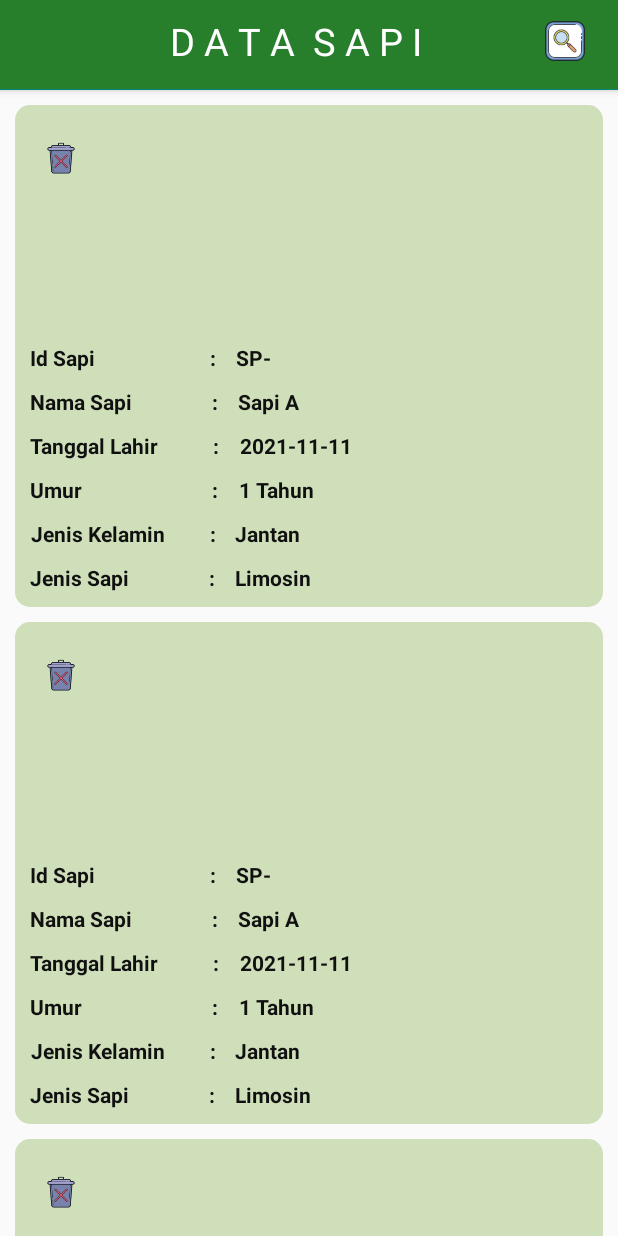
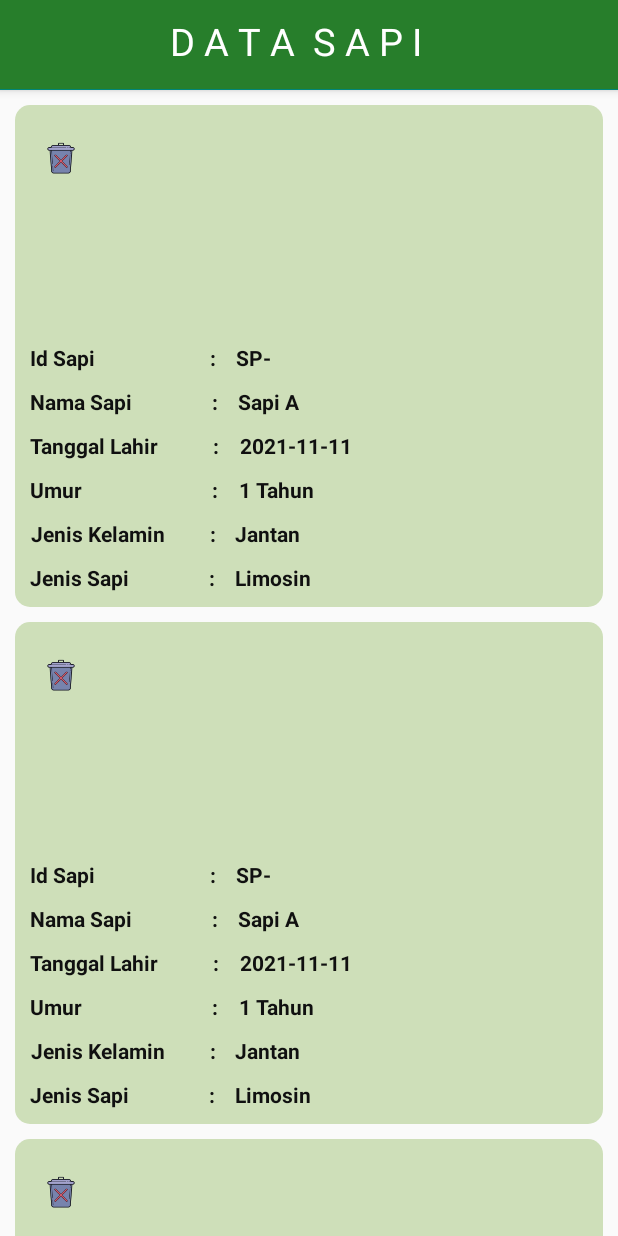
Before and after one commit to dindatria/ProjekTA, an Android app: the layout activity_detail.xml on its own in the app's theme, with its tools: preview values and no code run, on a phone screen of 412 x 824 dp. Run offline under Robolectric (Android 15) with nearby library versions, the phone set to English and light mode, and no system bars; Roboto replaces fonts that are not available here.

Commit message:
searchmenu.xml

```diff
--- a/app/src/main/java/com/dindatria/shetpi/UI/GrafikActivity.java
+++ b/app/src/main/java/com/dindatria/shetpi/UI/GrafikActivity.java
@@ -61,6 +61,7 @@ public class GrafikActivity extends AppCompatActivity {
                         lineEntries2.add(new Entry(i, response.body().getPengukuranModels().get(i).getDetak_jantung()));
                         drawLineChart2(lineEntries2);
                     }
+
 
                 } else {
                     Toast.makeText(getApplicationContext(), "Tidak Ada Response Server", Toast.LENGTH_LONG).show();
--- a/app/src/main/res/layout/activity_detail.xml
+++ b/app/src/main/res/layout/activity_detail.xml
@@ -39,13 +39,13 @@
                     android:textColor="@color/white"
                     android:textSize="25sp" />
 
-                <Button
-                    android:id="@+id/btn_Search"
-                    android:layout_width="40dp"
-                    android:layout_height="40dp"
-                    android:layout_marginHorizontal="6dp"
-                    android:layout_marginTop="5dp"
-                    android:background="@drawable/search1" />
+<!--                <Button-->
+<!--                    android:id="@+id/btn_Search"-->
+<!--                    android:layout_width="40dp"-->
+<!--                    android:layout_height="40dp"-->
+<!--                    android:layout_marginHorizontal="6dp"-->
+<!--                    android:layout_marginTop="5dp"-->
+<!--                    android:background="@drawable/search1" />-->
             </LinearLayout>
 
         </com.google.android.material.appbar.CollapsingToolbarLayout>
```
